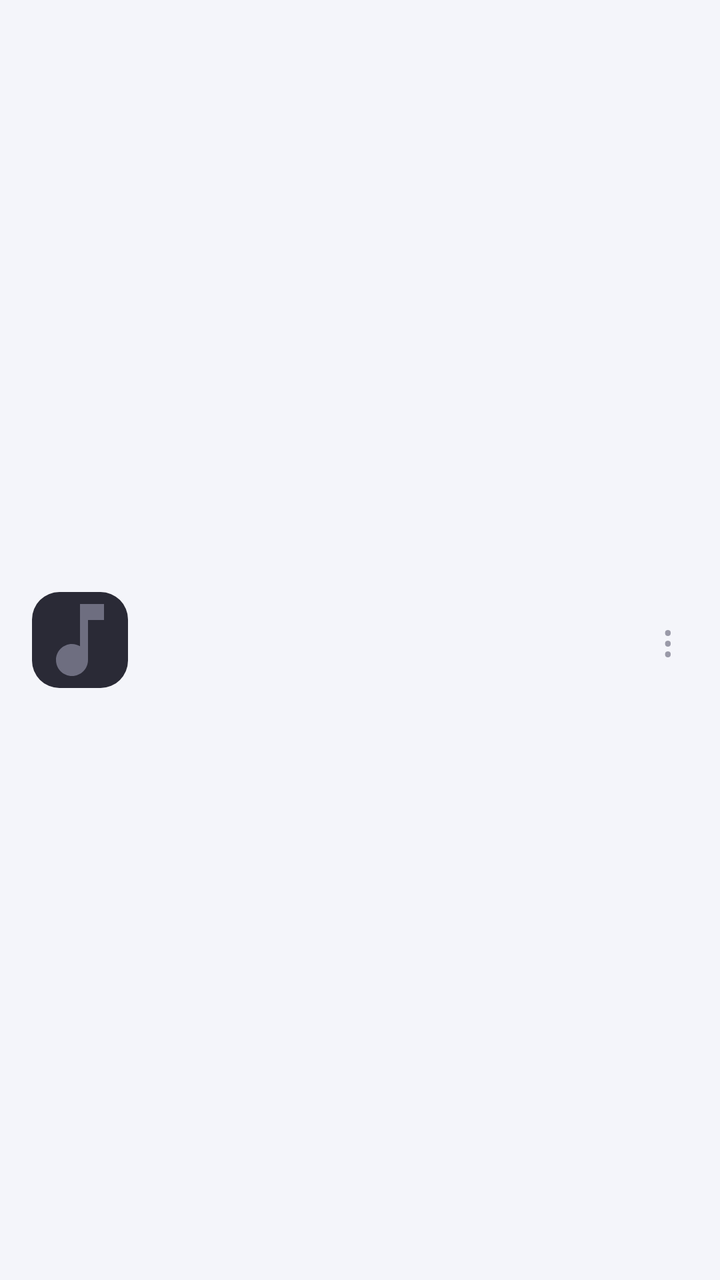
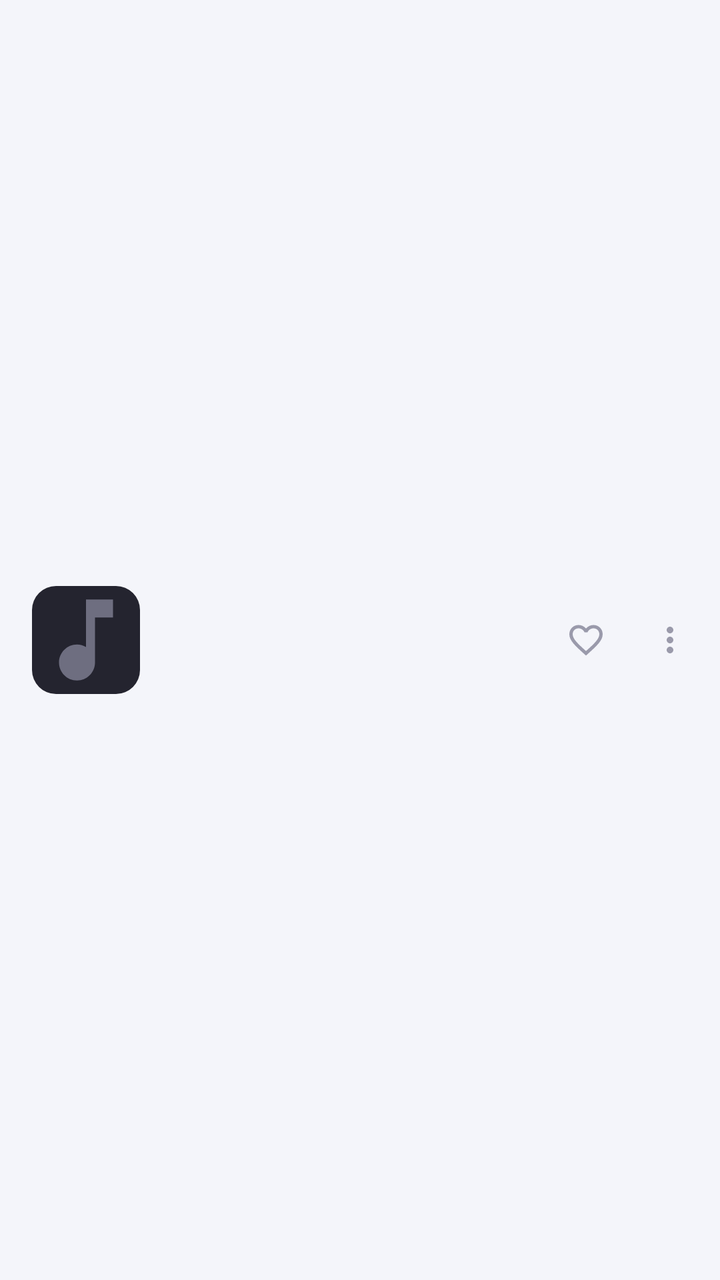

The first picture is an Android layout as it rendered before a commit; the second is the same layout after the commit. The layout source and the unified diff follow.
<!-- AndroidManifest.xml: application theme Theme.Assistant -->
<!-- res/layout/item_music.xml -->
<?xml version="1.0" encoding="utf-8"?>
<LinearLayout xmlns:android="http://schemas.android.com/apk/res/android"
    android:layout_width="match_parent" android:layout_height="wrap_content"
    android:background="?attr/selectableItemBackground"
    android:gravity="center_vertical" android:orientation="horizontal"
    android:paddingStart="16dp" android:paddingTop="8dp" android:paddingEnd="4dp" android:paddingBottom="8dp">

    <ImageView
        android:id="@+id/cover" android:layout_width="48dp" android:layout_height="48dp"
        android:scaleType="centerCrop" android:src="@drawable/cover_placeholder" />

    <LinearLayout
        android:layout_width="0dp" android:layout_height="wrap_content" android:layout_marginStart="12dp"
        android:layout_weight="1" android:orientation="vertical">
        <TextView
            android:id="@+id/title" android:layout_width="match_parent" android:layout_height="wrap_content"
            android:ellipsize="end" android:maxLines="1" android:textColor="@color/music_text" android:textSize="16sp" />
        <TextView
            android:id="@+id/subtitle" android:layout_width="match_parent" android:layout_height="wrap_content"
            android:ellipsize="end" android:maxLines="1" android:textColor="@color/music_text_dim" android:textSize="13sp" />
    </LinearLayout>

    <TextView
        android:id="@+id/menu" android:layout_width="44dp" android:layout_height="44dp"
        android:background="?attr/selectableItemBackgroundBorderless" android:gravity="center"
        android:text="⋮" android:textColor="@color/music_text_dim" android:textSize="22sp" />
</LinearLayout>
<!-- resources referenced by this layout -->
<resources>
  <color name="music_text">#F2F2F5</color>
  <color name="music_text_dim">#9A9AA8</color>
  <!-- drawable cover_placeholder (drawable) -->
  <layer-list xmlns:android="http://schemas.android.com/apk/res/android">
      <item><shape android:shape="rectangle"><solid android:color="#2A2A36" /><corners android:radius="8dp" /></shape></item>
      <item android:gravity="center" android:width="28dp" android:height="28dp">
          <vector android:width="24dp" android:height="24dp" android:viewportWidth="24" android:viewportHeight="24">
              <path android:fillColor="#6E6E80" android:pathData="M12,3v10.55c-0.59,-0.34 -1.27,-0.55 -2,-0.55 -2.21,0 -4,1.79 -4,4s1.79,4 4,4 4,-1.79 4,-4V7h4V3h-6z" />
          </vector>
      </item>
  </layer-list>
  <style name="Theme.Assistant" parent="Theme.MaterialComponents.DayNight.NoActionBar">
          <item name="colorPrimary">@color/chat_accent</item>
          <item name="colorOnPrimary">@color/chat_on_accent</item>
          <item name="colorSecondary">@color/chat_accent</item>
          <item name="android:windowBackground">@color/chat_bg</item>
          <item name="android:statusBarColor">@color/chat_bg</item>
          <item name="android:navigationBarColor">@color/chat_bg</item>
          <item name="android:textColorPrimary">@color/chat_text</item>
          <item name="android:textColorSecondary">@color/chat_text_dim</item>
          <item name="android:textColorHint">@color/chat_text_dim</item>
          <item name="android:windowLightStatusBar">@bool/chat_light_bars</item>
      </style>
  <color name="chat_accent">#5B5BF0</color>
  <color name="chat_on_accent">#FFFFFF</color>
  <color name="chat_bg">#F4F5FA</color>
  <color name="chat_text">#1C1D26</color>
  <color name="chat_text_dim">#6B6E80</color>
</resources>

<!-- the commit's change to res/layout/item_music.xml (unified diff, before → after) -->
@@ -1,27 +1,45 @@
 <?xml version="1.0" encoding="utf-8"?>
 <LinearLayout xmlns:android="http://schemas.android.com/apk/res/android"
+    xmlns:app="http://schemas.android.com/apk/res-auto"
     android:layout_width="match_parent" android:layout_height="wrap_content"
     android:background="?attr/selectableItemBackground"
     android:gravity="center_vertical" android:orientation="horizontal"
-    android:paddingStart="16dp" android:paddingTop="8dp" android:paddingEnd="4dp" android:paddingBottom="8dp">
+    android:paddingStart="16dp" android:paddingTop="7dp" android:paddingEnd="4dp" android:paddingBottom="7dp">
 
-    <ImageView
-        android:id="@+id/cover" android:layout_width="48dp" android:layout_height="48dp"
-        android:scaleType="centerCrop" android:src="@drawable/cover_placeholder" />
+    <FrameLayout android:layout_width="54dp" android:layout_height="54dp">
+        <com.google.android.material.imageview.ShapeableImageView
+            android:id="@+id/cover" android:layout_width="match_parent" android:layout_height="match_parent"
+            android:scaleType="centerCrop" android:src="@drawable/cover_placeholder"
+            app:shapeAppearanceOverlay="@style/Round12" />
+        <TextView
+            android:id="@+id/badge" android:layout_width="match_parent" android:layout_height="match_parent"
+            android:background="@drawable/badge_bg" android:gravity="center" android:textColor="#FFFFFF"
+            android:textSize="22sp" android:textStyle="bold" android:visibility="gone" />
+    </FrameLayout>
 
     <LinearLayout
-        android:layout_width="0dp" android:layout_height="wrap_content" android:layout_marginStart="12dp"
+        android:layout_width="0dp" android:layout_height="wrap_content" android:layout_marginStart="14dp"
         android:layout_weight="1" android:orientation="vertical">
         <TextView
             android:id="@+id/title" android:layout_width="match_parent" android:layout_height="wrap_content"
-            android:ellipsize="end" android:maxLines="1" android:textColor="@color/music_text" android:textSize="16sp" />
+            android:ellipsize="end" android:maxLines="1" android:textColor="@color/music_text" android:textSize="16sp"
+            android:textStyle="bold" />
         <TextView
             android:id="@+id/subtitle" android:layout_width="match_parent" android:layout_height="wrap_content"
-            android:ellipsize="end" android:maxLines="1" android:textColor="@color/music_text_dim" android:textSize="13sp" />
+            android:layout_marginTop="1dp" android:ellipsize="end" android:maxLines="1"
+            android:textColor="@color/music_text_dim" android:textSize="13sp" />
+        <TextView
+            android:id="@+id/tags" android:layout_width="match_parent" android:layout_height="wrap_content"
+            android:layout_marginTop="1dp" android:ellipsize="end" android:maxLines="1"
+            android:textColor="@color/music_accent" android:textSize="12sp" android:visibility="gone" />
     </LinearLayout>
 
-    <TextView
-        android:id="@+id/menu" android:layout_width="44dp" android:layout_height="44dp"
-        android:background="?attr/selectableItemBackgroundBorderless" android:gravity="center"
-        android:text="⋮" android:textColor="@color/music_text_dim" android:textSize="22sp" />
+    <ImageButton
+        android:id="@+id/heart" android:layout_width="42dp" android:layout_height="48dp"
+        android:background="?attr/selectableItemBackgroundBorderless" android:contentDescription="Нравится"
+        android:padding="11dp" android:scaleType="fitCenter" android:src="@drawable/ic_heart" android:tint="@color/music_text_dim" />
+    <ImageButton
+        android:id="@+id/menu" android:layout_width="42dp" android:layout_height="48dp"
+        android:background="?attr/selectableItemBackgroundBorderless" android:contentDescription="Ещё"
+        android:padding="11dp" android:scaleType="fitCenter" android:src="@drawable/ic_more" android:tint="@color/music_text_dim" />
 </LinearLayout>
<!-- resource entries referenced after the edit -->
@@ -1,16 +1,37 @@
 <!-- resources referenced by this layout -->
 <resources>
-  <color name="music_text">#F2F2F5</color>
-  <color name="music_text_dim">#9A9AA8</color>
+  <color name="music_accent">#FF6B4A</color>
+  <color name="music_text">#F4F4F8</color>
+  <color name="music_text_dim">#9A9AAB</color>
+  <!-- drawable badge_bg (drawable) -->
+  <?xml version="1.0" encoding="utf-8"?>
+  <shape xmlns:android="http://schemas.android.com/apk/res/android" android:shape="rectangle">
+      <solid android:color="#FFFFFF" />
+      <corners android:radius="12dp" />
+  </shape>
   <!-- drawable cover_placeholder (drawable) -->
   <layer-list xmlns:android="http://schemas.android.com/apk/res/android">
-      <item><shape android:shape="rectangle"><solid android:color="#2A2A36" /><corners android:radius="8dp" /></shape></item>
+      <item><shape android:shape="rectangle"><solid android:color="@color/music_surface2" /></shape></item>
       <item android:gravity="center" android:width="28dp" android:height="28dp">
           <vector android:width="24dp" android:height="24dp" android:viewportWidth="24" android:viewportHeight="24">
               <path android:fillColor="#6E6E80" android:pathData="M12,3v10.55c-0.59,-0.34 -1.27,-0.55 -2,-0.55 -2.21,0 -4,1.79 -4,4s1.79,4 4,4 4,-1.79 4,-4V7h4V3h-6z" />
           </vector>
       </item>
   </layer-list>
+  <!-- drawable ic_heart (drawable) -->
+  <vector xmlns:android="http://schemas.android.com/apk/res/android"
+      android:width="24dp" android:height="24dp" android:viewportWidth="24" android:viewportHeight="24">
+      <path android:fillColor="#FFFFFF" android:pathData="M16.5,3c-1.74,0 -3.41,0.81 -4.5,2.09C10.91,3.81 9.24,3 7.5,3 4.42,3 2,5.42 2,8.5c0,3.78 3.4,6.86 8.55,11.54L12,21.35l1.45,-1.32C18.6,15.36 22,12.28 22,8.5 22,5.42 19.58,3 16.5,3zM12.1,18.55l-0.1,0.1 -0.1,-0.1C7.14,14.24 4,11.39 4,8.5 4,6.5 5.5,5 7.5,5c1.54,0 3.04,0.99 3.57,2.36h1.87C13.46,5.99 14.96,5 16.5,5c2,0 3.5,1.5 3.5,3.5 0,2.89 -3.14,5.74 -7.9,10.05z" />
+  </vector>
+  <!-- drawable ic_more (drawable) -->
+  <vector xmlns:android="http://schemas.android.com/apk/res/android"
+      android:width="24dp" android:height="24dp" android:viewportWidth="24" android:viewportHeight="24">
+      <path android:fillColor="#FFFFFF" android:pathData="M12,8c1.1,0 2,-0.9 2,-2s-0.9,-2 -2,-2 -2,0.9 -2,2 0.9,2 2,2zM12,10c-1.1,0 -2,0.9 -2,2s0.9,2 2,2 2,-0.9 2,-2 -0.9,-2 -2,-2zM12,16c-1.1,0 -2,0.9 -2,2s0.9,2 2,2 2,-0.9 2,-2 -0.9,-2 -2,-2z" />
+  </vector>
+  <style name="Round12" parent="">
+          <item name="cornerFamily">rounded</item>
+          <item name="cornerSize">12dp</item>
+      </style>
   <style name="Theme.Assistant" parent="Theme.MaterialComponents.DayNight.NoActionBar">
           <item name="colorPrimary">@color/chat_accent</item>
           <item name="colorOnPrimary">@color/chat_on_accent</item>
@@ -23,6 +44,7 @@
           <item name="android:textColorHint">@color/chat_text_dim</item>
           <item name="android:windowLightStatusBar">@bool/chat_light_bars</item>
       </style>
+  <color name="music_surface2">#24242F</color>
   <color name="chat_accent">#5B5BF0</color>
   <color name="chat_on_accent">#FFFFFF</color>
   <color name="chat_bg">#F4F5FA</color>
